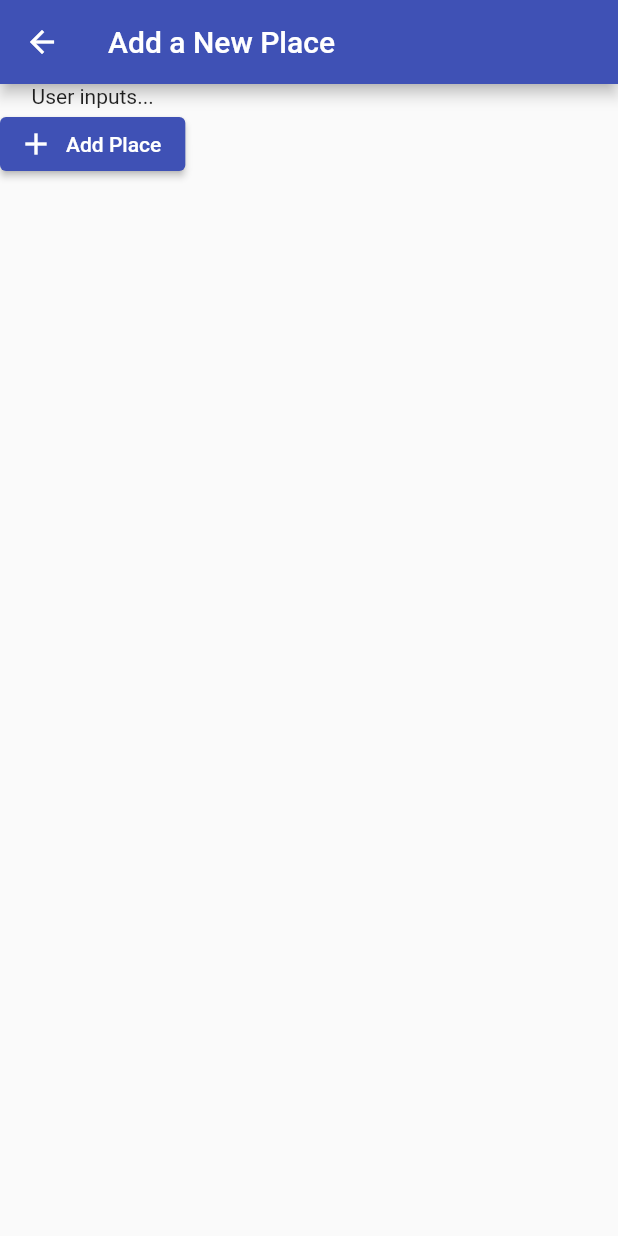
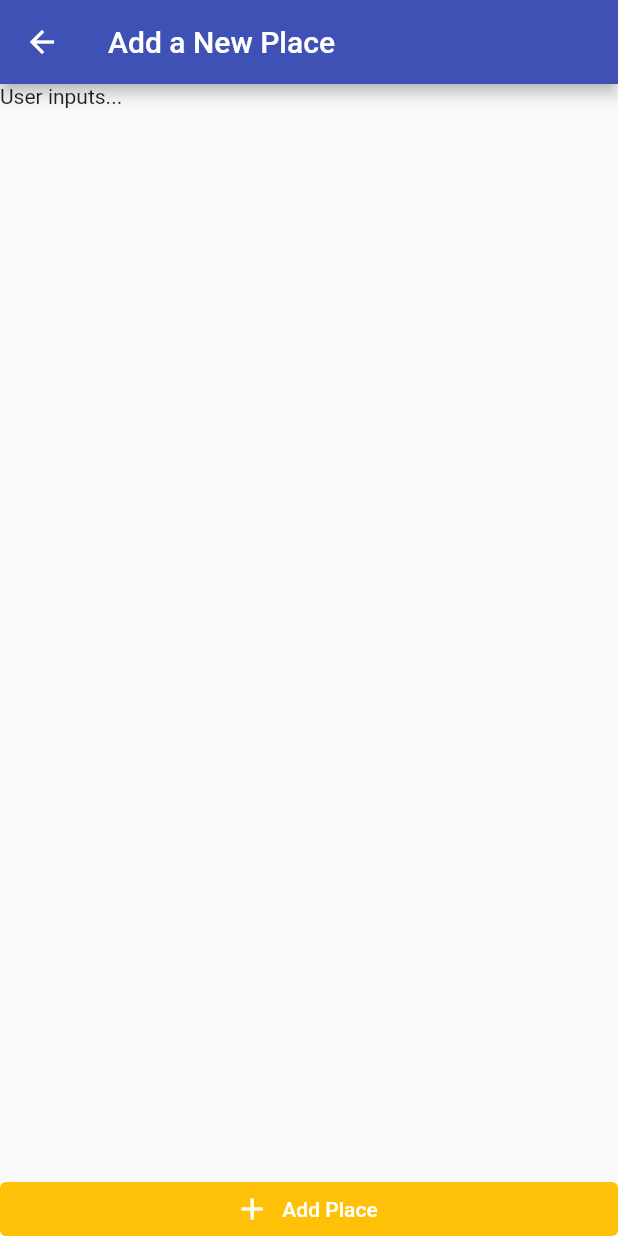
Before and after one commit to Russkazkin/flutter_places, a Flutter app: the AddPlaceScreen screen opened by its route, on a phone screen of 412 x 824 dp. Run offline on Flutter 3.47's test engine with Material 2 defaults, Android fonts, the phone set to English and light mode, and no system bars.

Commit message:
Add styles for Add Place button

```diff
--- a/lib/screens/add_place_screen.dart
+++ b/lib/screens/add_place_screen.dart
@@ -16,12 +16,19 @@ class _AddPlaceScreenState extends State<AddPlaceScreen> {
         title: Text('Add a New Place'),
       ),
       body: Column(
+        mainAxisAlignment: MainAxisAlignment.spaceBetween,
+        crossAxisAlignment: CrossAxisAlignment.stretch,
         children: [
           Text('User inputs...'),
           ElevatedButton.icon(
             icon: Icon(Icons.add),
             onPressed: () {},
             label: Text('Add Place'),
+            style: ElevatedButton.styleFrom(
+              elevation: 0,
+              tapTargetSize: MaterialTapTargetSize.shrinkWrap,
+              primary: Theme.of(context).accentColor,
+            ),
           )
         ],
       ),
```
